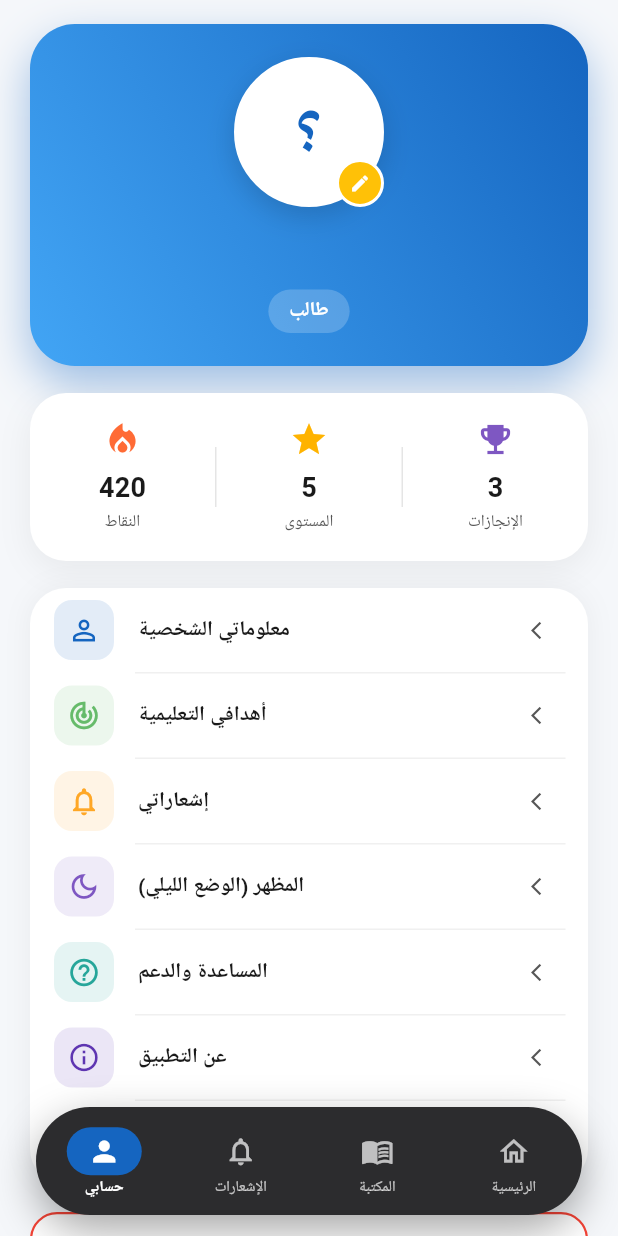
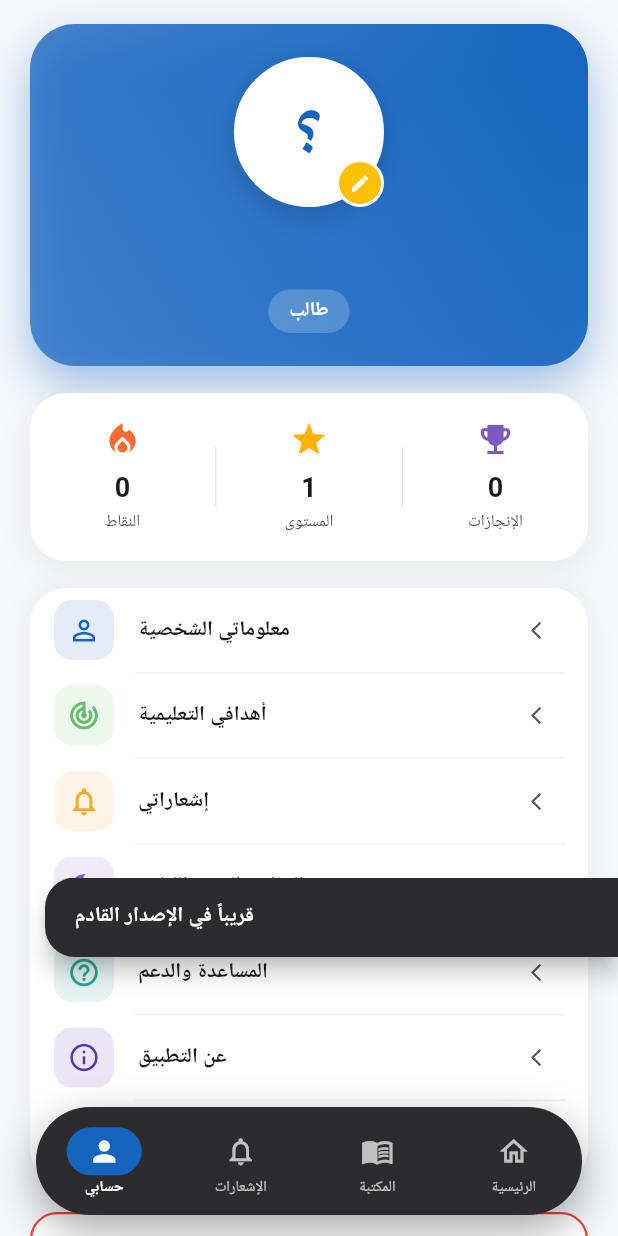
Before and after one commit to kitabi-dev/kitabi, a Flutter app: the HomeShell screen opened directly, after a tap on "المظهر (الوضع الليلي)", on a phone screen of 412 x 824 dp. Run offline on Flutter 3.47's test engine with Material 3 defaults, Android fonts, the phone set to English and light mode, and no system bars; our stand-ins replace shared_preferences; accounts and stored records are empty; network calls fail.

Commit message:
feat: إحصائيات حقيقية + صورة جديدة + بطاقة أكبر + SnackBar معدّل

```diff
--- a/lib/main.dart
+++ b/lib/main.dart
@@ -1,6 +1,41 @@
 import 'package:flutter/material.dart';
 import 'package:flutter/services.dart';
 import 'package:shared_preferences/shared_preferences.dart';
+
+// ============ نموذج إحصائيات المستخدم ============
+class UserStats {
+  static Future<Map<String, int>> get() async {
+    final prefs = await SharedPreferences.getInstance();
+    return {
+      'points': prefs.getInt('user_points') ?? 0,
+      'level': prefs.getInt('user_level') ?? 1,
+      'achievements': prefs.getInt('user_achievements') ?? 0,
+      'lessons': prefs.getInt('user_lessons') ?? 0,
+    };
+  }
+
+  // إضافة نقاط عند فعل معين
+  static Future<void> addPoints(int amount) async {
+    final prefs = await SharedPreferences.getInstance();
+    final current = prefs.getInt('user_points') ?? 0;
+    final newVal = current + amount;
+    await prefs.setInt('user_points', newVal);
+
+    // حساب المستوى تلقائياً (كل 100 نقطة = مستوى)
+    final level = (newVal ~/ 100) + 1;
+    await prefs.setInt('user_level', level);
+
+    // الإنجازات: كل مستوى = إنجاز
+    await prefs.setInt('user_achievements', level - 1);
+  }
+
+  static Future<void> addLesson() async {
+    final prefs = await SharedPreferences.getInstance();
+    final lessons = (prefs.getInt('user_lessons') ?? 0) + 1;
+    await prefs.setInt('user_lessons', lessons);
+    await addPoints(10); // كل درس = 10 نقاط
+  }
+}
 
 void main() {
   WidgetsFlutterBinding.ensureInitialized();
@@ -167,6 +202,13 @@ class _RegisterScreenState extends State<RegisterScreen> {
     await prefs.setString('user_name', _nameController.text.trim());
     await prefs.setString('user_grade', _selectedGrade!);
     await prefs.setString('user_muraqaba', _selectedMuraqaba!);
+    // مكافأة ترحيب: 50 نقطة
+    final currentPts = prefs.getInt('user_points') ?? 0;
+    if (currentPts == 0) {
+      await prefs.setInt('user_points', 50);
+      await prefs.setInt('user_level', 1);
+      await prefs.setInt('user_achievements', 0);
+    }
     if (!mounted) return;
     Navigator.pushReplacement(
       context,
@@ -482,7 +524,7 @@ class HomeTab extends StatelessWidget {
           Padding(
             padding: const EdgeInsets.symmetric(horizontal: 20),
             child: Container(
-              height: 200,
+              height: 250,
               decoration: BoxDecoration(
                 borderRadius: BorderRadius.circular(28),
                 boxShadow: [
@@ -499,7 +541,7 @@ class HomeTab extends StatelessWidget {
                   fit: StackFit.expand,
                   children: [
                     Image.network(
-                      'https://images.unsplash.com/photo-1503676260728-1c00da094a0b?w=1200&q=80',
+                      'https://images.unsplash.com/photo-1497633762265-9d179a990aa6?w=1200&q=80',
                       fit: BoxFit.cover,
                       loadingBuilder: (c, child, p) => Container(
                         color: const Color(0xFF1565C0),
@@ -1026,6 +1068,9 @@ class _AccountTabState extends State<AccountTab> {
   String _name = '';
   String _grade = '';
   String _muraqaba = '';
+  int _points = 0;
+  int _level = 1;
+  int _achievements = 0;
 
   @override
   void initState() {
@@ -1035,10 +1080,15 @@ class _AccountTabState extends State<AccountTab> {
 
   Future<void> _load() async {
     final prefs = await SharedPreferences.getInstance();
+    final stats = await UserStats.get();
+    if (!mounted) return;
     setState(() {
       _name = prefs.getString('user_name') ?? 'طالب';
       _grade = prefs.getString('user_grade') ?? '';
       _muraqaba = prefs.getString('user_muraqaba') ?? '';
+      _points = stats['points'] ?? 0;
+      _level = stats['level'] ?? 1;
+      _achievements = stats['achievements'] ?? 0;
     });
   }
 
@@ -1052,6 +1102,20 @@ class _AccountTabState extends State<AccountTab> {
     );
   }
 
+  Color _avatarColor() {
+    if (_name.isEmpty) return const Color(0xFF1565C0);
+    final colors = [
+      const Color(0xFF1565C0),
+      const Color(0xFF00897B),
+      const Color(0xFF7B1FA2),
+      const Color(0xFFEF6C00),
+      const Color(0xFF283593),
+      const Color(0xFFD32F2F),
+      const Color(0xFF00838F),
+    ];
+    return colors[_name.codeUnitAt(0) % colors.length];
+  }
+
   @override
   Widget build(BuildContext context) {
     return SingleChildScrollView(
@@ -1062,21 +1126,20 @@ class _AccountTabState extends State<AccountTab> {
       child: Column(
         crossAxisAlignment: CrossAxisAlignment.stretch,
         children: [
-          // ==== بطاقة رئيسية كبيرة ====
           Padding(
             padding: const EdgeInsets.symmetric(horizontal: 20),
             child: Container(
               padding: const EdgeInsets.all(22),
               decoration: BoxDecoration(
-                gradient: const LinearGradient(
-                  colors: [Color(0xFF1565C0), Color(0xFF42A5F5)],
+                gradient: LinearGradient(
+                  colors: [_avatarColor(), _avatarColor().withOpacity(0.7)],
                   begin: Alignment.topRight,
                   end: Alignment.bottomLeft,
                 ),
                 borderRadius: BorderRadius.circular(30),
                 boxShadow: [
                   BoxShadow(
-                    color: const Color(0xFF1565C0).withOpacity(0.4),
+                    color: _avatarColor().withOpacity(0.4),
                     blurRadius: 25,
                     offset: const Offset(0, 12),
                   ),
@@ -1092,8 +1155,7 @@ class _AccountTabState extends State<AccountTab> {
                         decoration: BoxDecoration(
                           color: Colors.white,
                           shape: BoxShape.circle,
-                          border: Border.all(
-                              color: Colors.white, width: 3),
+                          border: Border.all(color: Colors.white, width: 3),
                           boxShadow: [
                             BoxShadow(
                               color: Colors.black.withOpacity(0.15),
@@ -1105,9 +1167,9 @@ class _AccountTabState extends State<AccountTab> {
                         child: Center(
                           child: Text(
                             _name.isNotEmpty ? _name[0] : '؟',
-                            style: const TextStyle(
-                              color: Color(0xFF1565C0),
-                              fontSize: 42,
+                            style: TextStyle(
+                              color: _avatarColor(),
+                              fontSize: 44,
                               fontWeight: FontWeight.bold,
                             ),
                           ),
@@ -1116,16 +1178,20 @@ class _AccountTabState extends State<AccountTab> {
                       Positioned(
                         bottom: 0,
                         right: 0,
+                        child: GestureDetector(
+                          onTap: () => showKitabiSnack(
+                              context, 'تغيير الصورة — قريباً'),
                           child: Container(
                             padding: const EdgeInsets.all(7),
                             decoration: BoxDecoration(
                               color: Colors.amber,
                               shape: BoxShape.circle,
-                            border: Border.all(
-                                color: Colors.white, width: 2),
+                              border:
+                                  Border.all(color: Colors.white, width: 2),
                             ),
                             child: const Icon(Icons.edit,
                                 size: 14, color: Colors.white),
+                          ),
                         ),
                       ),
                     ],
@@ -1161,8 +1227,6 @@ class _AccountTabState extends State<AccountTab> {
             ),
           ),
           const SizedBox(height: 18),
-
-          // ==== إحصائيات ====
           Padding(
             padding: const EdgeInsets.symmetric(horizontal: 20),
             child: Container(
@@ -1180,21 +1244,19 @@ class _AccountTabState extends State<AccountTab> {
               ),
               child: Row(
                 children: [
-                  _statItem(Icons.local_fire_department,
-                      'النقاط', '420', const Color(0xFFFF6B35)),
+                  _statItem(Icons.local_fire_department, 'النقاط',
+                      '$_points', const Color(0xFFFF6B35)),
                   _vDivider(),
-                  _statItem(Icons.star, 'المستوى', '5',
+                  _statItem(Icons.star, 'المستوى', '$_level',
                       const Color(0xFFFFB300)),
                   _vDivider(),
-                  _statItem(Icons.emoji_events, 'الإنجازات', '3',
-                      const Color(0xFF7E57C2)),
+                  _statItem(Icons.emoji_events, 'الإنجازات',
+                      '$_achievements', const Color(0xFF7E57C2)),
                 ],
               ),
             ),
           ),
           const SizedBox(height: 18),
-
-          // ==== قائمة الخيارات ====
           Padding(
             padding: const EdgeInsets.symmetric(horizontal: 20),
             child: Container(
@@ -1210,28 +1272,28 @@ class _AccountTabState extends State<AccountTab> {
               ),
               child: Column(
                 children: [
-                  _menuItem(Icons.person_outline,
-                      'معلوماتي الشخصية',
-                      const Color(0xFF1565C0), () {}),
+                  _menuItem(Icons.person_outline, 'معلوماتي الشخصية',
+                      const Color(0xFF1565C0),
+                      () => showKitabiSnack(context, 'معلوماتي — قريباً')),
                   _menuDivider(),
-                  _menuItem(Icons.track_changes,
-                      'أهدافي التعليمية',
-                      const Color(0xFF66BB6A), () {}),
+                  _menuItem(Icons.track_changes, 'أهدافي التعليمية',
+                      const Color(0xFF66BB6A),
+                      () => showKitabiSnack(context, 'أهدافي — قريباً')),
                   _menuDivider(),
-                  _menuItem(Icons.notifications_none,
-                      'إشعاراتي',
-                      const Color(0xFFFFA726), () {}),
+                  _menuItem(Icons.notifications_none, 'إشعاراتي',
+                      const Color(0xFFFFA726),
+                      () => showKitabiSnack(context, 'الإشعارات — قريباً')),
                   _menuDivider(),
                   _menuItem(Icons.dark_mode_outlined,
-                      'المظهر (الوضع الليلي)',
-                      const Color(0xFF7E57C2), () {}),
+                      'المظهر (الوضع الليلي)', const Color(0xFF7E57C2), () {
+                    showKitabiSnack(context, 'قريباً في الإصدار القادم');
+                  }),
                   _menuDivider(),
-                  _menuItem(Icons.help_outline,
-                      'المساعدة والدعم',
-                      const Color(0xFF26A69A), () {}),
+                  _menuItem(Icons.help_outline, 'المساعدة والدعم',
+                      const Color(0xFF26A69A),
+                      () => showKitabiSnack(context, 'المساعدة — قريباً')),
                   _menuDivider(),
-                  _menuItem(Icons.info_outline,
-                      'عن التطبيق',
+                  _menuItem(Icons.info_outline, 'عن التطبيق',
                       const Color(0xFF5E35B1), () {
                     showAboutDialog(
                       context: context,
@@ -1246,8 +1308,7 @@ class _AccountTabState extends State<AccountTab> {
                     );
                   }),
                   _menuDivider(),
-                  _menuItem(Icons.admin_panel_settings,
-                      'غرفة التحكم',
+                  _menuItem(Icons.admin_panel_settings, 'غرفة التحكم',
                       const Color(0xFFEF6C00), () {
                     Navigator.push(
                       context,
@@ -1260,8 +1321,6 @@ class _AccountTabState extends State<AccountTab> {
             ),
           ),
           const SizedBox(height: 18),
-
-          // ==== زر تسجيل خروج ====
           Padding(
             padding: const EdgeInsets.symmetric(horizontal: 20),
             child: SizedBox(
@@ -1535,7 +1594,7 @@ void showKitabiSnack(BuildContext context, String message) {
       ),
       backgroundColor: const Color(0xFF2C2C2E),
       behavior: SnackBarBehavior.floating,
-      margin: const EdgeInsets.only(left: 40, right: 0, bottom: 120),
+      margin: const EdgeInsets.only(left: 30, right: 0, bottom: 100),
       padding: const EdgeInsets.symmetric(horizontal: 20, vertical: 16),
       duration: const Duration(seconds: 2),
       shape: const RoundedRectangleBorder(
```
Lines whose indentation alone changed are shown as unchanged.
